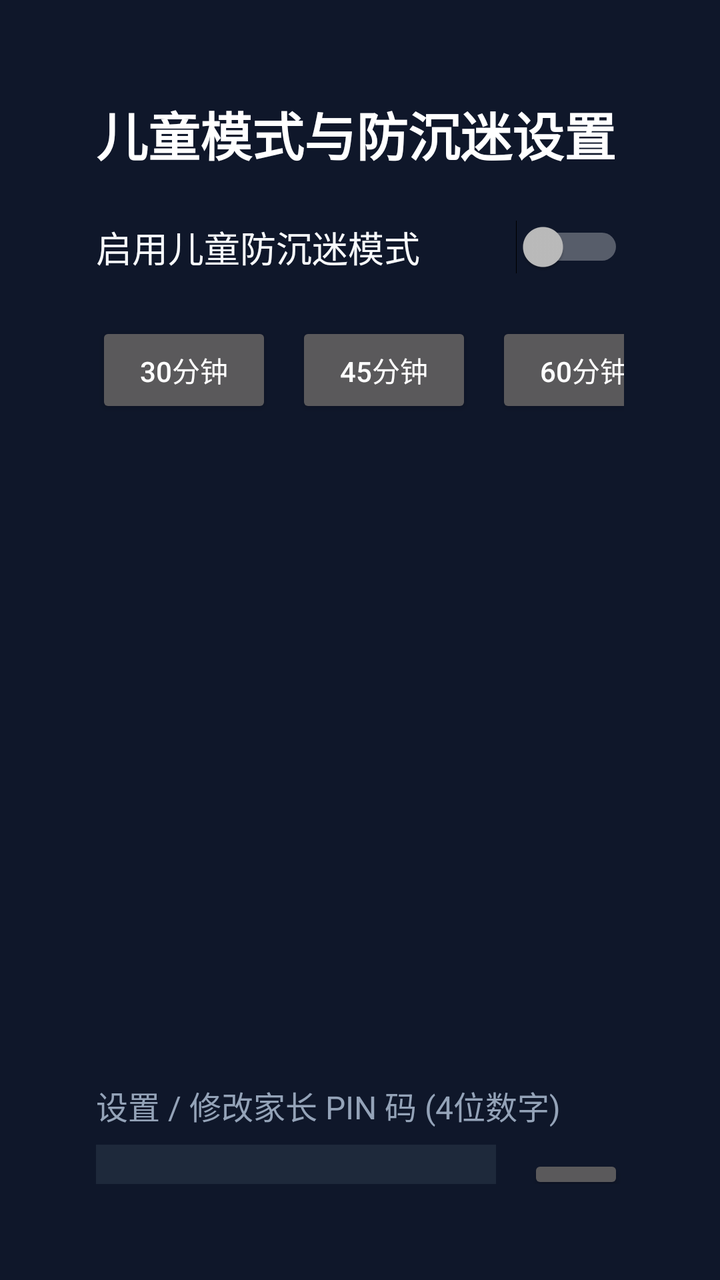
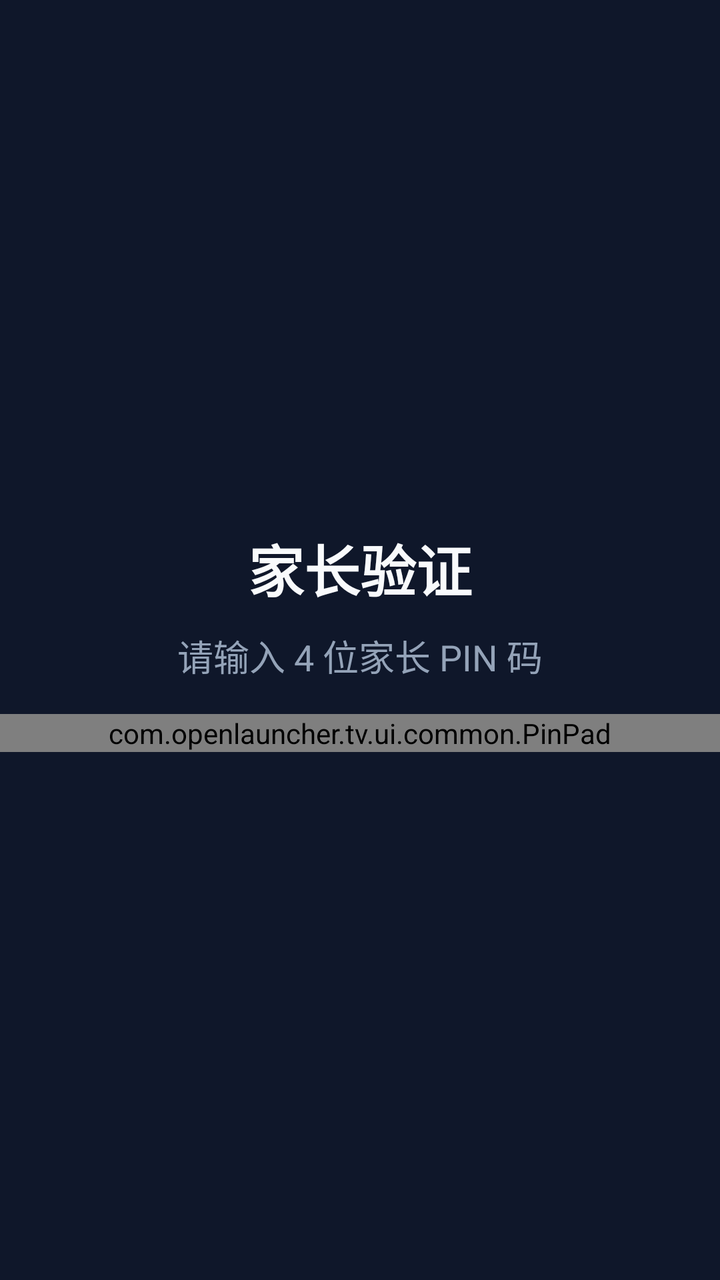

An Android layout rendered at two revisions. The XML below is the earlier revision; the diff shows what the commit changed to produce the second picture.
<!-- AndroidManifest.xml: activity theme Theme.OpenTVLauncher.Settings -->
<!-- res/layout/activity_parental_settings.xml -->
<?xml version="1.0" encoding="utf-8"?>
<LinearLayout xmlns:android="http://schemas.android.com/apk/res/android"
    android:layout_width="match_parent"
    android:layout_height="match_parent"
    android:background="#0F172A"
    android:orientation="vertical"
    android:padding="48dp">

    <TextView
        android:layout_width="wrap_content"
        android:layout_height="wrap_content"
        android:text="儿童模式与防沉迷设置"
        android:textColor="#FFFFFF"
        android:textSize="26sp"
        android:textStyle="bold" />

    <LinearLayout
        android:layout_width="match_parent"
        android:layout_height="wrap_content"
        android:layout_marginTop="24dp"
        android:gravity="center_vertical"
        android:orientation="horizontal">

        <TextView
            android:layout_width="0dp"
            android:layout_height="wrap_content"
            android:layout_weight="1"
            android:text="启用儿童防沉迷模式"
            android:textColor="#F8FAFC"
            android:textSize="18sp" />

        <Switch
            android:id="@+id/switch_kids_mode"
            android:layout_width="wrap_content"
            android:layout_height="wrap_content" />
    </LinearLayout>

    <LinearLayout
        android:layout_width="match_parent"
        android:layout_height="wrap_content"
        android:layout_marginTop="24dp"
        android:orientation="horizontal">

        <TextView
            android:layout_width="0dp"
            android:layout_height="wrap_content"
            android:layout_weight="1"
            android:text="单次允许观看时长 (分钟):"
            android:textColor="#F8FAFC"
            android:textSize="18sp" />

        <Button
            android:id="@+id/btn_time_30"
            android:layout_width="wrap_content"
            android:layout_height="wrap_content"
            android:text="30分钟" />

        <Button
            android:id="@+id/btn_time_45"
            android:layout_width="wrap_content"
            android:layout_height="wrap_content"
            android:layout_marginStart="12dp"
            android:text="45分钟" />

        <Button
            android:id="@+id/btn_time_60"
            android:layout_width="wrap_content"
            android:layout_height="wrap_content"
            android:layout_marginStart="12dp"
            android:text="60分钟" />
    </LinearLayout>

    <LinearLayout
        android:layout_width="match_parent"
        android:layout_height="wrap_content"
        android:layout_marginTop="32dp"
        android:orientation="vertical">

        <TextView
            android:layout_width="wrap_content"
            android:layout_height="wrap_content"
            android:text="设置 / 修改家长 PIN 码 (4位数字)"
            android:textColor="#94A3B8"
            android:textSize="16sp" />

        <LinearLayout
            android:layout_width="match_parent"
            android:layout_height="wrap_content"
            android:layout_marginTop="8dp"
            android:orientation="horizontal">

            <EditText
                android:id="@+id/et_pin"
                android:layout_width="200dp"
                android:layout_height="wrap_content"
                android:background="#1E293B"
                android:hint="输入4位PIN"
                android:inputType="numberPassword"
                android:maxLength="4"
                android:padding="12dp"
                android:textColor="#FFFFFF"
                android:textColorHint="#64748B" />

            <Button
                android:id="@+id/btn_save_pin"
                android:layout_width="wrap_content"
                android:layout_height="wrap_content"
                android:layout_marginStart="16dp"
                android:text="保存密码" />
        </LinearLayout>
    </LinearLayout>

</LinearLayout>
<!-- resources referenced by this layout -->
<resources>
  <style name="Theme.OpenTVLauncher.Settings" parent="Theme.AppCompat.NoActionBar">
          <item name="android:windowBackground">#0F172A</item>
          <item name="android:textColor">#FFFFFF</item>
      </style>
</resources>

<!-- the commit's change to res/layout/activity_parental_settings.xml (unified diff, before → after) -->
@@ -1,113 +1,208 @@
 <?xml version="1.0" encoding="utf-8"?>
-<LinearLayout xmlns:android="http://schemas.android.com/apk/res/android"
+<FrameLayout xmlns:android="http://schemas.android.com/apk/res/android"
     android:layout_width="match_parent"
     android:layout_height="match_parent"
-    android:background="#0F172A"
-    android:orientation="vertical"
-    android:padding="48dp">
-
-    <TextView
+    android:background="@color/bg_root">
+
+    
+    <LinearLayout
+        android:id="@+id/gate_layer"
         android:layout_width="wrap_content"
         android:layout_height="wrap_content"
-        android:text="儿童模式与防沉迷设置"
-        android:textColor="#FFFFFF"
-        android:textSize="26sp"
-        android:textStyle="bold" />
-
-    <LinearLayout
-        android:layout_width="match_parent"
-        android:layout_height="wrap_content"
-        android:layout_marginTop="24dp"
-        android:gravity="center_vertical"
-        android:orientation="horizontal">
+        android:layout_gravity="center"
+        android:gravity="center_horizontal"
+        android:orientation="vertical">
 
         <TextView
-            android:layout_width="0dp"
-            android:layout_height="wrap_content"
-            android:layout_weight="1"
-            android:text="启用儿童防沉迷模式"
-            android:textColor="#F8FAFC"
-            android:textSize="18sp" />
-
-        <Switch
-            android:id="@+id/switch_kids_mode"
-            android:layout_width="wrap_content"
-            android:layout_height="wrap_content" />
-    </LinearLayout>
-
-    <LinearLayout
-        android:layout_width="match_parent"
-        android:layout_height="wrap_content"
-        android:layout_marginTop="24dp"
-        android:orientation="horizontal">
-
-        <TextView
-            android:layout_width="0dp"
-            android:layout_height="wrap_content"
-            android:layout_weight="1"
-            android:text="单次允许观看时长 (分钟):"
-            android:textColor="#F8FAFC"
-            android:textSize="18sp" />
-
-        <Button
-            android:id="@+id/btn_time_30"
+            android:id="@+id/tv_gate_title"
             android:layout_width="wrap_content"
             android:layout_height="wrap_content"
-            android:text="30分钟" />
-
-        <Button
-            android:id="@+id/btn_time_45"
+            android:text="家长验证"
+            android:textColor="@color/text_primary"
+            android:textSize="28sp"
+            android:textStyle="bold" />
+
+        <TextView
+            android:id="@+id/tv_gate_hint"
             android:layout_width="wrap_content"
             android:layout_height="wrap_content"
-            android:layout_marginStart="12dp"
-            android:text="45分钟" />
-
-        <Button
-            android:id="@+id/btn_time_60"
-            android:layout_width="wrap_content"
-            android:layout_height="wrap_content"
-            android:layout_marginStart="12dp"
-            android:text="60分钟" />
+            android:layout_marginTop="10dp"
+            android:layout_marginBottom="16dp"
+            android:text="请输入 4 位家长 PIN 码"
+            android:textColor="@color/text_secondary"
+            android:textSize="18sp" />
+
+        <com.openlauncher.tv.ui.common.PinPad
+            android:id="@+id/gate_pad"
+            android:layout_width="420dp"
+            android:layout_height="wrap_content" />
+
     </LinearLayout>
 
-    <LinearLayout
+    
+    <ScrollView
+        android:id="@+id/content_layer"
         android:layout_width="match_parent"
-        android:layout_height="wrap_content"
-        android:layout_marginTop="32dp"
-        android:orientation="vertical">
-
-        <TextView
-            android:layout_width="wrap_content"
-            android:layout_height="wrap_content"
-            android:text="设置 / 修改家长 PIN 码 (4位数字)"
-            android:textColor="#94A3B8"
-            android:textSize="16sp" />
+        android:layout_height="match_parent"
+        android:padding="48dp"
+        android:visibility="gone">
 
         <LinearLayout
             android:layout_width="match_parent"
             android:layout_height="wrap_content"
-            android:layout_marginTop="8dp"
-            android:orientation="horizontal">
-
-            <EditText
-                android:id="@+id/et_pin"
-                android:layout_width="200dp"
-                android:layout_height="wrap_content"
-                android:background="#1E293B"
-                android:hint="输入4位PIN"
-                android:inputType="numberPassword"
-                android:maxLength="4"
-                android:padding="12dp"
-                android:textColor="#FFFFFF"
-                android:textColorHint="#64748B" />
-
-            <Button
-                android:id="@+id/btn_save_pin"
+            android:orientation="vertical">
+
+            <TextView
                 android:layout_width="wrap_content"
                 android:layout_height="wrap_content"
-                android:layout_marginStart="16dp"
-                android:text="保存密码" />
+                android:text="儿童模式与防沉迷"
+                android:textColor="@color/text_primary"
+                android:textSize="26sp"
+                android:textStyle="bold" />
+
+            <LinearLayout
+                android:layout_width="match_parent"
+                android:layout_height="wrap_content"
+                android:layout_marginTop="20dp"
+                android:gravity="center_vertical"
+                android:orientation="horizontal">
+
+                <TextView
+                    android:layout_width="0dp"
+                    android:layout_height="wrap_content"
+                    android:layout_weight="1"
+                    android:text="启用儿童防沉迷模式"
+                    android:textColor="@color/text_primary"
+                    android:textSize="18sp" />
+
+                <Switch
+                    android:id="@+id/switch_kids_mode"
+                    android:layout_width="wrap_content"
+                    android:layout_height="wrap_content" />
+
+            </LinearLayout>
+
+            <TextView
+                android:id="@+id/tv_limit_summary"
+                android:layout_width="match_parent"
+                android:layout_height="wrap_content"
+                android:layout_marginTop="12dp"
+                android:textColor="@color/text_accent"
+                android:textSize="16sp" />
+
+            <TextView
+                android:id="@+id/tv_pin_status"
+                android:layout_width="match_parent"
+                android:layout_height="wrap_content"
+                android:layout_marginTop="6dp"
+                android:textColor="@color/text_secondary"
+                android:textSize="16sp" />
+
+            <TextView
+                android:layout_width="wrap_content"
+                android:layout_height="wrap_content"
+                android:layout_marginTop="24dp"
+                android:text="单次观看时长"
+                android:textColor="@color/text_secondary"
+                android:textSize="16sp" />
+
+            <LinearLayout
+                android:layout_width="match_parent"
+                android:layout_height="wrap_content"
+                android:layout_marginTop="8dp"
+                android:orientation="horizontal">
+
+                <Button
+                    android:id="@+id/btn_single_15"
+                    style="@style/SettingsButton"
+                    android:text="15 分钟" />
+
+                <Button
+                    android:id="@+id/btn_single_30"
+                    style="@style/SettingsButton"
+                    android:text="30 分钟" />
+
+                <Button
+                    android:id="@+id/btn_single_45"
+                    style="@style/SettingsButton"
+                    android:text="45 分钟" />
+
+                <Button
+                    android:id="@+id/btn_single_60"
+                    style="@style/SettingsButton"
+                    android:text="60 分钟" />
+
+            </LinearLayout>
+
+            <TextView
+                android:layout_width="wrap_content"
+                android:layout_height="wrap_content"
+                android:layout_marginTop="20dp"
+                android:text="每日累计上限"
+                android:textColor="@color/text_secondary"
+                android:textSize="16sp" />
+
+            <LinearLayout
+                android:layout_width="match_parent"
+                android:layout_height="wrap_content"
+                android:layout_marginTop="8dp"
+                android:orientation="horizontal">
+
+                <Button
+                    android:id="@+id/btn_daily_60"
+                    style="@style/SettingsButton"
+                    android:text="1 小时" />
+
+                <Button
+                    android:id="@+id/btn_daily_120"
+                    style="@style/SettingsButton"
+                    android:text="2 小时" />
+
+                <Button
+                    android:id="@+id/btn_daily_180"
+                    style="@style/SettingsButton"
+                    android:text="3 小时" />
+
+                <Button
+                    android:id="@+id/btn_daily_240"
+                    style="@style/SettingsButton"
+                    android:text="4 小时" />
+
+            </LinearLayout>
+
+            <LinearLayout
+                android:layout_width="match_parent"
+                android:layout_height="wrap_content"
+                android:layout_marginTop="26dp"
+                android:orientation="horizontal">
+
+                <Button
+                    android:id="@+id/btn_change_pin"
+                    style="@style/SettingsButton"
+                    android:text="修改家长 PIN" />
+
+                <Button
+                    android:id="@+id/btn_reset_today"
+                    style="@style/SettingsButton"
+                    android:text="重置今日计时" />
+
+                <Button
+                    android:id="@+id/btn_usage_access"
+                    style="@style/SettingsButton"
+                    android:text="白名单识别权限" />
+
+            </LinearLayout>
+
+            <TextView
+                android:layout_width="match_parent"
+                android:layout_height="wrap_content"
+                android:layout_marginTop="20dp"
+                android:lineSpacingExtra="4dp"
+                android:text="说明：白名单应用不计入时长。在桌面长按应用卡片可设为「允许儿童使用（不计时）」或隐藏。识别白名单需要授予「使用情况访问权限」，未授权时按亮屏时间统一计时。"
+                android:textColor="@color/text_secondary"
+                android:textSize="14sp" />
+
         </LinearLayout>
-    </LinearLayout>
-
-</LinearLayout>
+    </ScrollView>
+
+</FrameLayout>
<!-- resource entries referenced after the edit -->
@@ -1,8 +1,22 @@
 <!-- resources referenced by this layout -->
 <resources>
+  <color name="bg_root">#0F172A</color>
+  <color name="text_accent">#38BDF8</color>
+  <color name="text_primary">#F8FAFC</color>
+  <color name="text_secondary">#94A3B8</color>
+  <style name="SettingsButton">
+          <item name="android:layout_width">wrap_content</item>
+          <item name="android:layout_height">wrap_content</item>
+          <item name="android:layout_marginEnd">12dp</item>
+          <item name="android:paddingStart">18dp</item>
+          <item name="android:paddingEnd">18dp</item>
+          <item name="android:textColor">@color/text_primary</item>
+          <item name="android:backgroundTint">@color/pin_key_bg</item>
+      </style>
   <style name="Theme.OpenTVLauncher.Settings" parent="Theme.AppCompat.NoActionBar">
-          <item name="android:windowBackground">#0F172A</item>
-          <item name="android:textColor">#FFFFFF</item>
+          <item name="android:windowBackground">@color/bg_root</item>
+          <item name="android:textColor">@color/text_primary</item>
       </style>
+  <color name="pin_key_bg">#334155</color>
 </resources>
 
